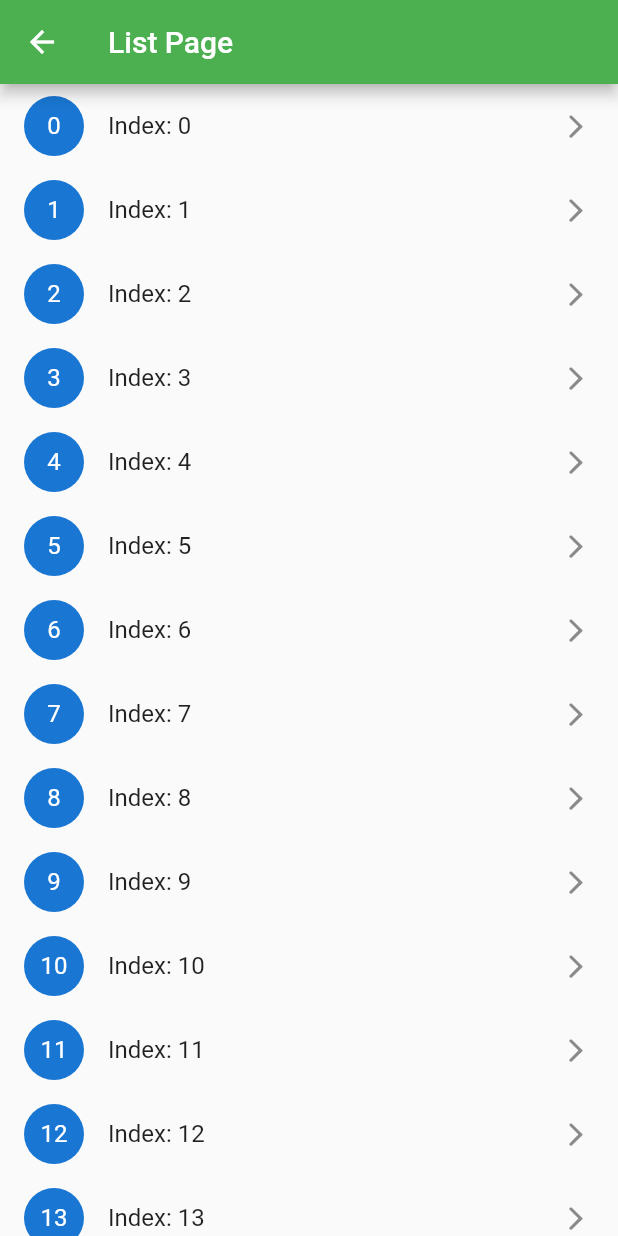
After one commit to BahromjonPolat/Flutter-App-On-Lesson, a Flutter app: the LessonThreeTeenListPage screen opened by its route, on a phone screen of 412 x 824 dp. The commit adds this screen. Run offline on Flutter 3.47's test engine with Material 2 defaults, Android fonts, the phone set to English and light mode, and no system bars; our stand-ins replace animated_text_kit, fluttertoast.

Commit message:
13-dars. O`tilgan mavzular: NamedRoute, OnUnknownRoute, OnGenerateRoute,

```diff
--- /dev/null
+++ b/lib/lesson13/details.dart
@@ -0,0 +1,14 @@
+import 'package:flutter/material.dart';
+
+class LessonThreeTeenDetailsPage extends StatelessWidget {
+
+  int index;
+  LessonThreeTeenDetailsPage({this.index});
+
+  @override
+  Widget build(BuildContext context) {
+    return Scaffold(
+      appBar: AppBar(title: Text("Index: $index"),),
+    );
+  }
+}
--- /dev/null
+++ b/lib/lesson13/list_page.dart
@@ -0,0 +1,28 @@
+import 'package:flutter/cupertino.dart';
+import 'package:flutter/material.dart';
+
+class LessonThreeTeenListPage extends StatelessWidget {
+  @override
+  Widget build(BuildContext context) {
+    return Scaffold(
+      appBar: AppBar(
+        title: Text("List Page"),
+      ),
+      body: _body(),
+    );
+  }
+
+  Widget _body() => ListView.builder(
+      itemCount: 20,
+      itemBuilder: (context, index) => ListTile(
+            leading: CircleAvatar(
+              child: Text("$index"),
+            ),
+            title: Text("Index: $index"),
+            trailing: Icon(CupertinoIcons.forward),
+        onTap: () {
+              Navigator.pushNamed(context, "details/$index");
+
+        },
+          ));
+}
--- a/lib/ui/ui_list/lesson_list.dart
+++ b/lib/ui/ui_list/lesson_list.dart
@@ -1,9 +1,11 @@
 
 import 'package:flutter/cupertino.dart';
+import 'package:flutter/material.dart';
 import 'package:my_flutter_app/lesson10/flexible_space_bar.dart';
 import 'package:my_flutter_app/lesson10/main.dart';
 import 'package:my_flutter_app/lesson11/main.dart';
 import 'package:my_flutter_app/lesson12/main.dart';
+import 'package:my_flutter_app/lesson13/main.dart';
 import 'package:my_flutter_app/lesson5/shop/main_ui.dart';
 import 'package:my_flutter_app/lesson6/homework/home_page.dart';
 import 'package:my_flutter_app/lesson7/homework/sport/main.dart';
@@ -21,5 +23,6 @@ List<Lesson> getLessons() {
   lessons.add(new Lesson("Lesson 10", "25-08-2021", Icon(CupertinoIcons.selection_pin_in_out), LessonTextFlexPage()));
   lessons.add(new Lesson("Lesson 11", "26-08-2021", Icon(CupertinoIcons.ellipses_bubble), LessonElevenMainPage()));
   lessons.add(new Lesson("Lesson 12", "27-08-2021", Icon(CupertinoIcons.add), LessonTwelveMainPage()));
+  lessons.add(new Lesson("Lesson 13", "28-08-2021", Icon(Icons.ac_unit), LessonThreeTeenMain()));
   return lessons;
 }
```
Also changed, not shown: lib/lesson13/main.dart (added, +47 -0 lines), lib/main.dart (+27 -1 lines).
